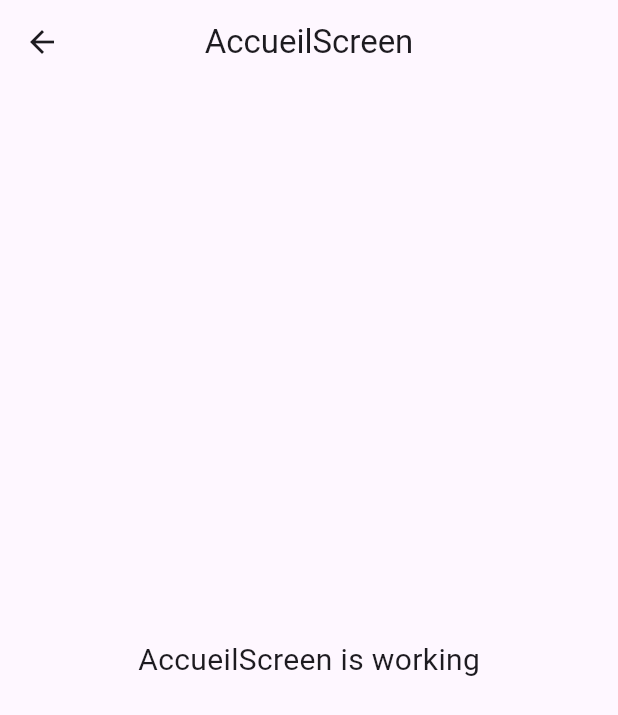
After one commit to honorinedjima/le_transporteur, a Flutter app: the AccueilScreen screen opened by its route, on a phone screen of 412 x 824 dp. The commit adds this screen. Shown: the top 715 px of the screen. Run offline on Flutter 3.47's test engine with Material 3 defaults, Android fonts, the phone set to English and light mode, and no system bars; our stand-ins replace get.

Commit message:
create page accueil

```diff
--- a/lib/infrastructure/navigation/bindings/controllers/controllers_bindings.dart
+++ b/lib/infrastructure/navigation/bindings/controllers/controllers_bindings.dart
@@ -1,3 +1,4 @@
+export 'package:le_transporteur/infrastructure/navigation/bindings/controllers/accueil.controller.binding.dart';
 export 'package:le_transporteur/infrastructure/navigation/bindings/controllers/home.controller.binding.dart';
 export 'package:le_transporteur/infrastructure/navigation/bindings/controllers/login.controller.binding.dart';
 export 'package:le_transporteur/infrastructure/navigation/bindings/controllers/register.controller.binding.dart';
--- a/lib/infrastructure/navigation/navigation.dart
+++ b/lib/infrastructure/navigation/navigation.dart
@@ -41,5 +41,10 @@
       page: () => const LoginScreen(),
       binding: LoginControllerBinding(),
     ),
+    GetPage(
+      name: Routes.ACCUEIL,
+      page: () => const AccueilScreen(),
+      binding: AccueilControllerBinding(),
+    ),
   ];
 }
--- a/lib/infrastructure/navigation/routes.dart
+++ b/lib/infrastructure/navigation/routes.dart
@@ -5,6 +5,7 @@
   }
 
   static const HOME = '/home';
+  static const LOGIN = '/login';
   static const REGISTER = '/register';
-  static const LOGIN = '/login';
+  static const ACCUEIL = '/accueil';
 }
--- /dev/null
+++ b/lib/presentation/accueil/accueil.screen.dart
@@ -0,0 +1,24 @@
+import 'package:flutter/material.dart';
+
+import 'package:get/get.dart';
+
+import 'controllers/accueil.controller.dart';
+
+class AccueilScreen extends GetView<AccueilController> {
+  const AccueilScreen({Key? key}) : super(key: key);
+  @override
+  Widget build(BuildContext context) {
+    return Scaffold(
+      appBar: AppBar(
+        title: const Text('AccueilScreen'),
+        centerTitle: true,
+      ),
+      body: const Center(
+        child: Text(
+          'AccueilScreen is working',
+          style: TextStyle(fontSize: 20),
+        ),
+      ),
+    );
+  }
+}
--- a/lib/presentation/screens.dart
+++ b/lib/presentation/screens.dart
@@ -1,3 +1,4 @@
+export 'package:le_transporteur/presentation/accueil/accueil.screen.dart';
 export 'package:le_transporteur/presentation/home/home.screen.dart';
 export 'package:le_transporteur/presentation/login/login.screen.dart';
 export 'package:le_transporteur/presentation/register/register.screen.dart';
```
Also changed, not shown: lib/infrastructure/navigation/bindings/controllers/accueil.controller.binding.dart (added, +12 -0 lines), lib/presentation/accueil/controllers/accueil.controller.dart (added, +23 -0 lines).
